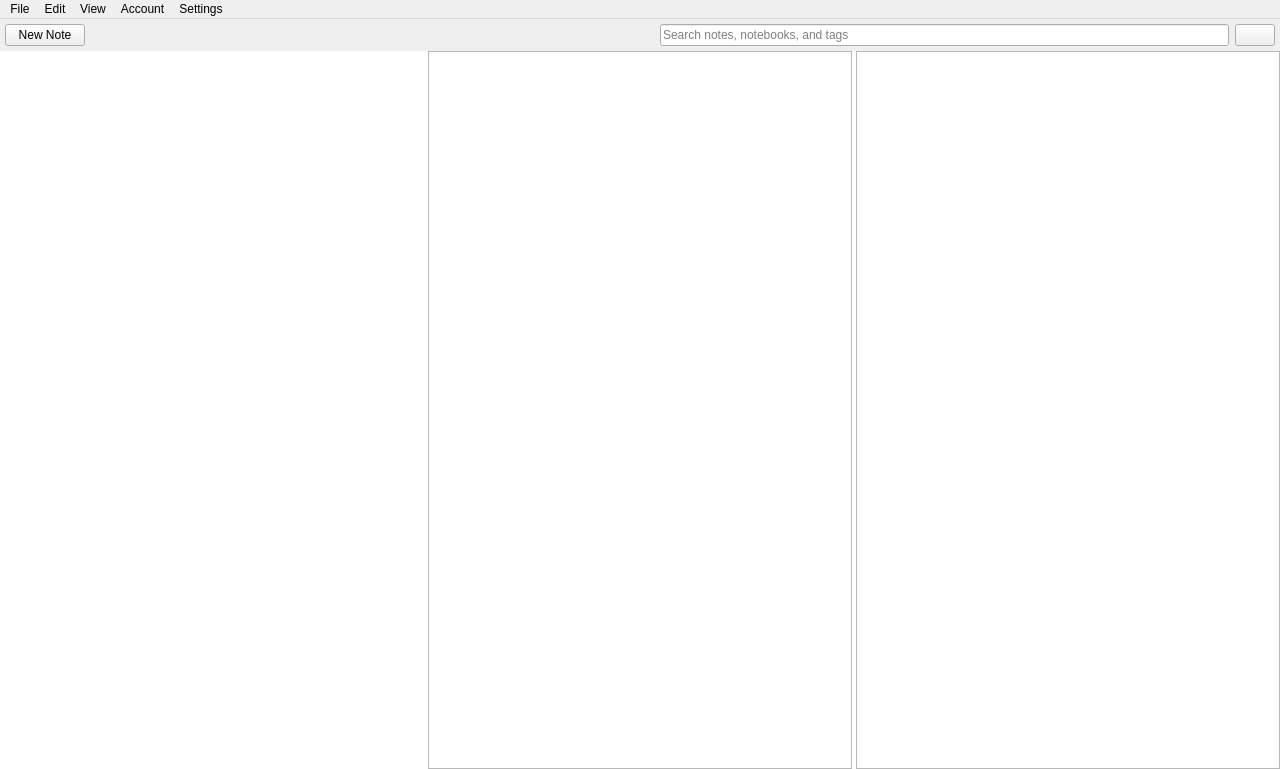
Old version of the form ui/mainwindow.ui in the repository Open-App-Library/Vibrato-Notes-Desktop.
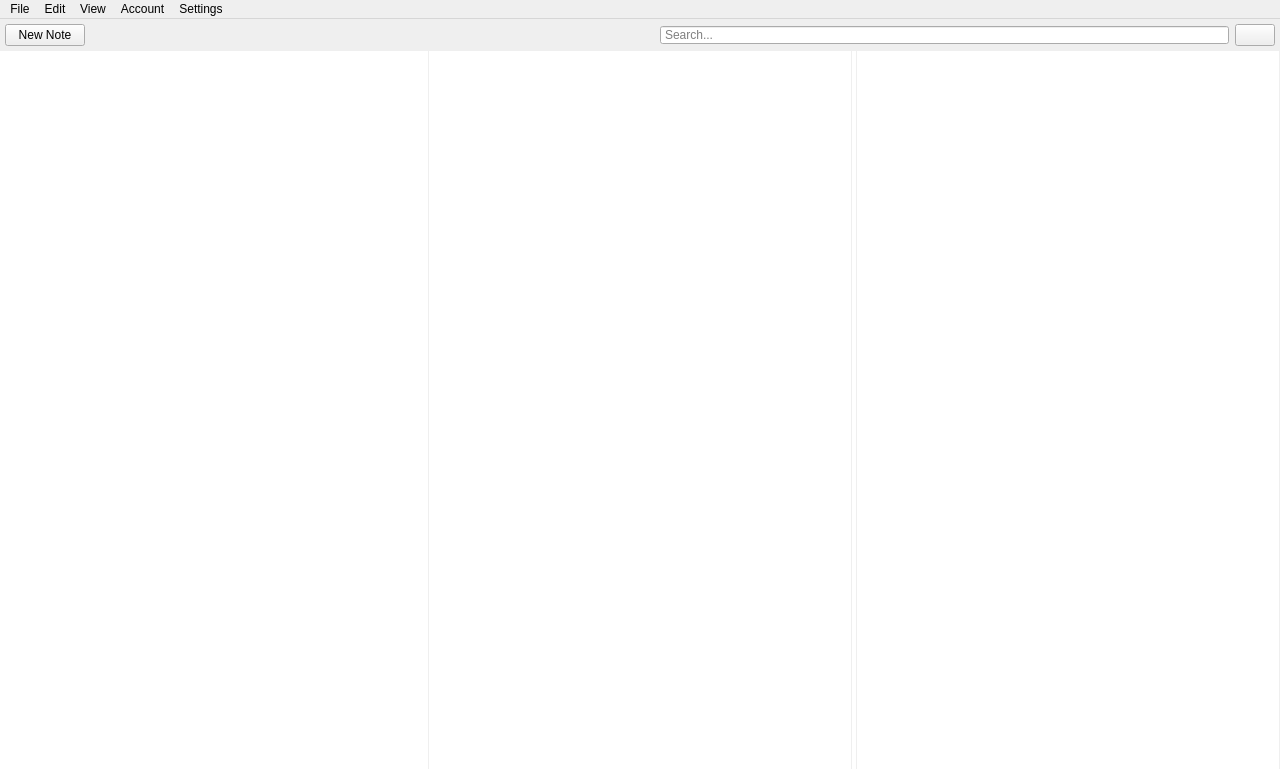
New version of the form. Icons and pictures are not drawn.

Patch:
```diff
--- a/ui/mainwindow.ui
+++ b/ui/mainwindow.ui
@@ -122,10 +122,10 @@
             <enum>Qt::ClickFocus</enum>
            </property>
            <property name="styleSheet">
-            <string notr="true"/>
+            <string notr="true">padding: 0 2px;</string>
            </property>
            <property name="placeholderText">
-            <string>Search notes, notebooks, and tags</string>
+            <string>Search...</string>
            </property>
           </widget>
          </item>
@@ -250,7 +250,8 @@
          </widget>
          <widget class="QListWidget" name="noteList">
           <property name="styleSheet">
-           <string notr="true"/>
+           <string notr="true">border-top: 0;
+border-bottom: 0;</string>
           </property>
          </widget>
          <widget class="QFrame" name="noteEditingArea">
@@ -285,6 +286,10 @@
                <pointsize>16</pointsize>
               </font>
              </property>
+             <property name="styleSheet">
+              <string notr="true">border-top: 0;
+border-bottom: 0;</string>
+             </property>
             </widget>
            </item>
           </layout>
```
Left out of the diff: 14 changed lines with no effect on the pictures.
